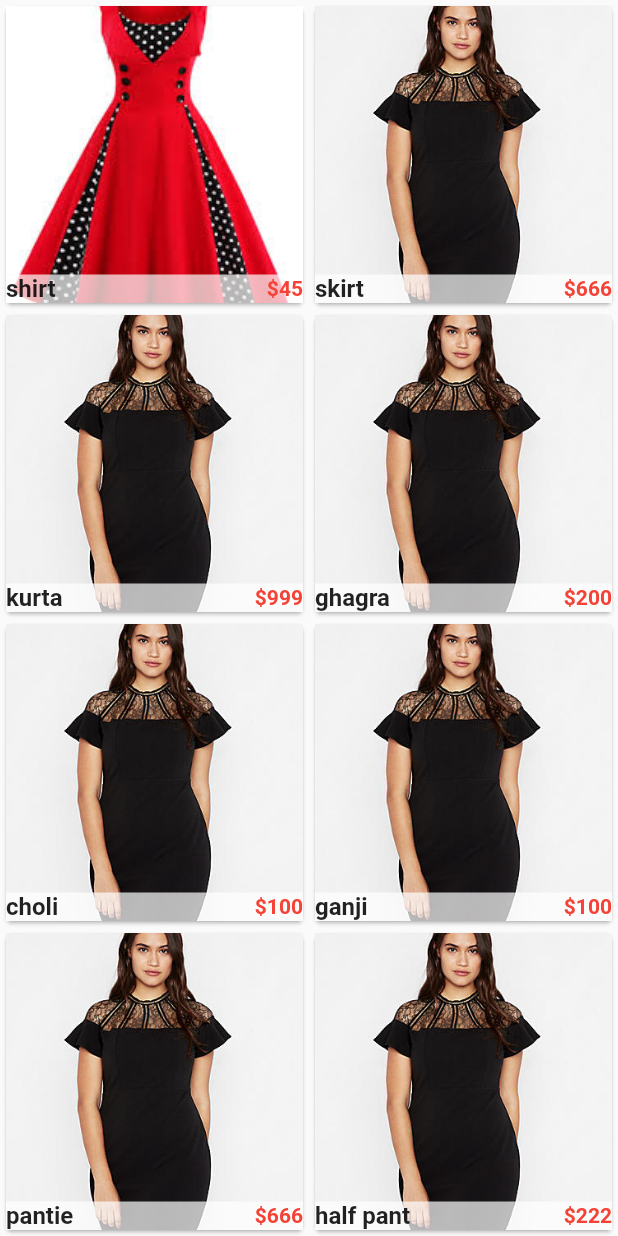
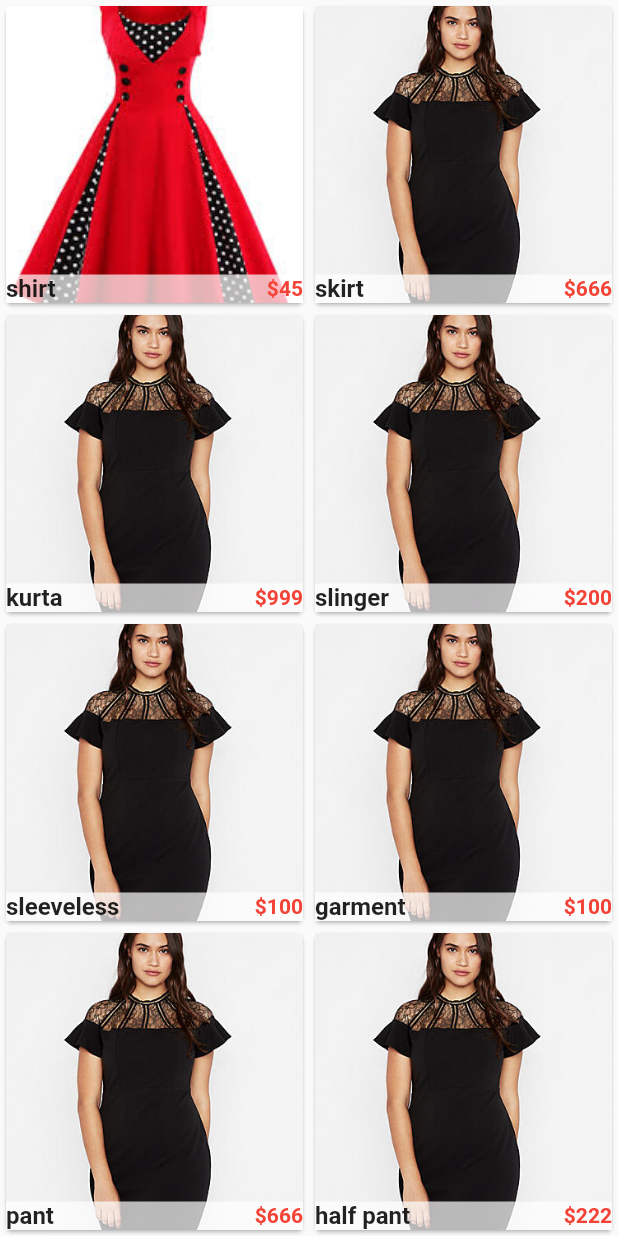
Before and after one commit to sa2608/flutter_ecommerce_app, a Flutter app: the Products widget shown alone on an empty page, opened directly, scrolled down 206 dp, on a phone screen of 412 x 824 dp. Run offline on Flutter 3.47's test engine with Material 2 defaults, Android fonts, the phone set to English and light mode, and no system bars; our stand-ins replace cloud_firestore, firebase_auth, fluttertoast, google_sign_in, shared_preferences; accounts and stored records are empty.

Commit message:
product name

```diff
--- a/lib/components/products.dart
+++ b/lib/components/products.dart
@@ -39,25 +39,25 @@ class _ProductsState extends State<Products> {
       "price": 999,
     },
     {
-      "name": "ghagra",
+      "name": "slinger",
       "picture": "assets/images/products/dress2.jpeg",
       "old_price": 300,
       "price": 200,
     },
     {
-      "name": "choli",
+      "name": "sleeveless",
       "picture": "assets/images/products/dress2.jpeg",
       "old_price": 900,
       "price": 100,
     },
     {
-      "name": "ganji",
+      "name": "garment",
       "picture": "assets/images/products/dress2.jpeg",
       "old_price": 123,
       "price": 100,
     },
     {
-      "name": "pantie",
+      "name": "pant",
       "picture": "assets/images/products/dress2.jpeg",
       "old_price": 999,
       "price": 666,
```
